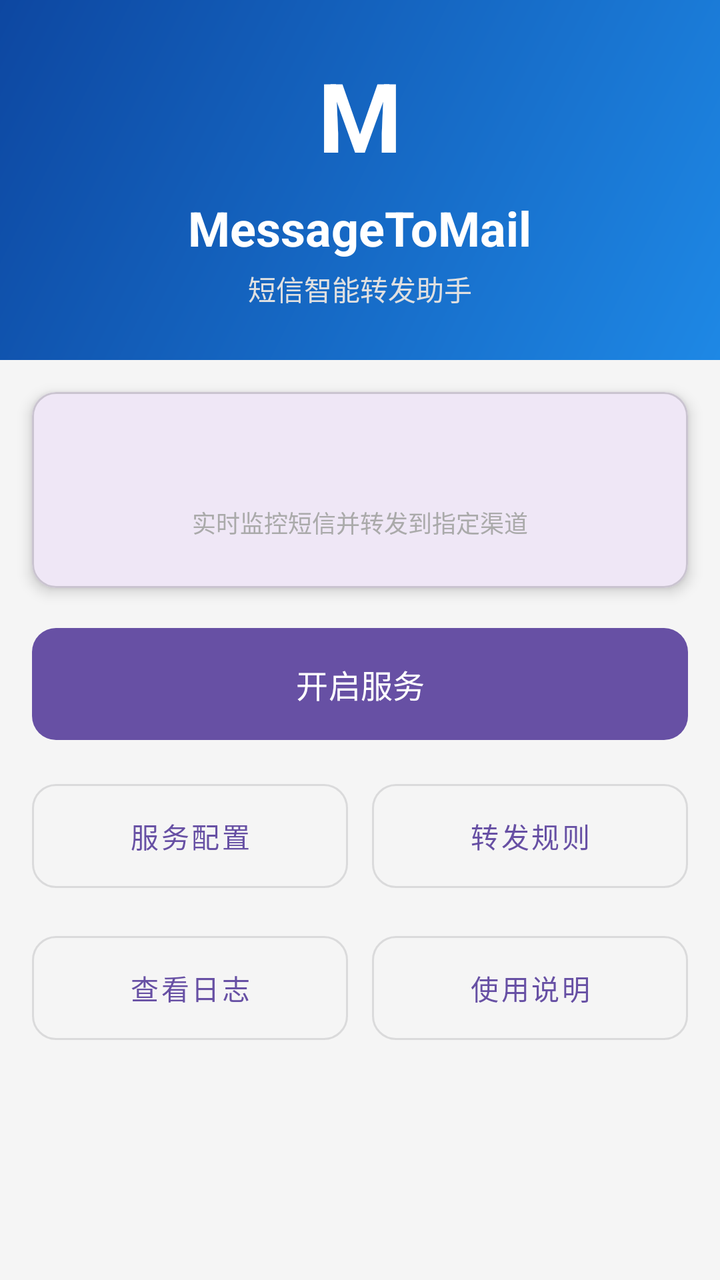
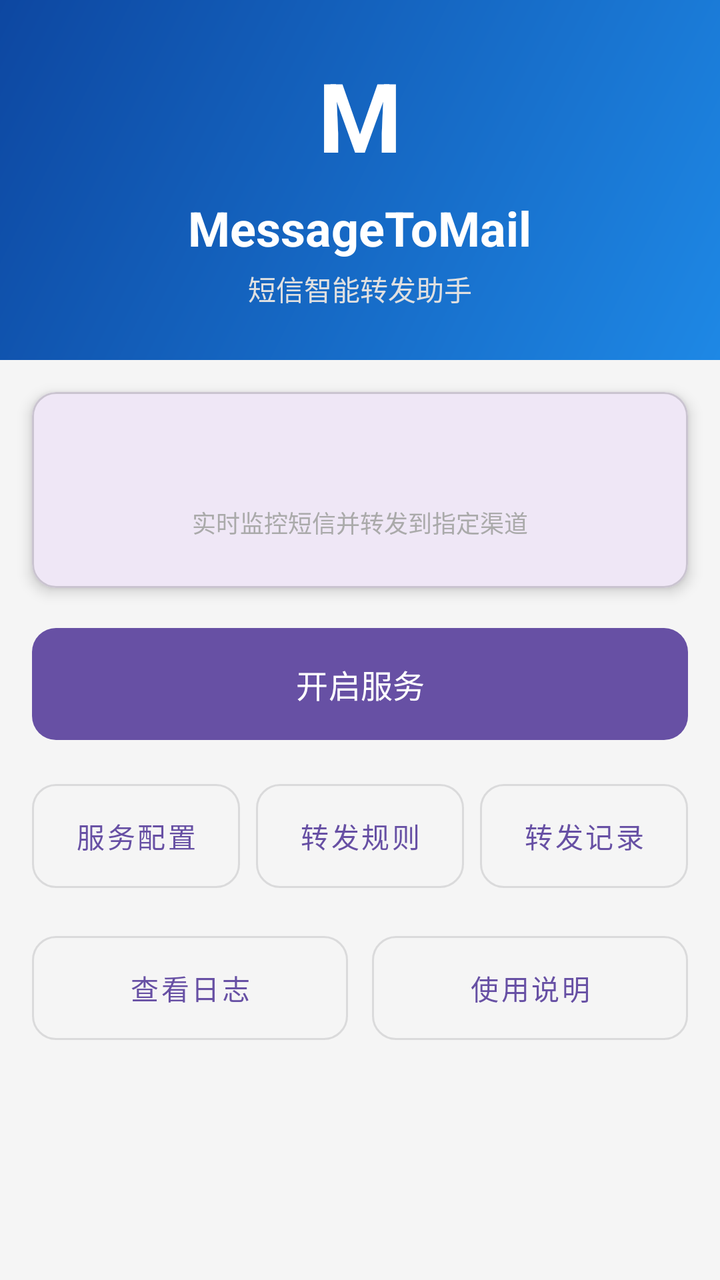

Before-and-after screenshots of an Android layout around one commit, followed by the original layout XML and the change that was made.
<!-- AndroidManifest.xml: application theme Theme.MessageToMail -->
<!-- res/layout/activity_main.xml -->
<?xml version="1.0" encoding="utf-8"?>
<layout xmlns:tools="http://schemas.android.com/tools"
    xmlns:android="http://schemas.android.com/apk/res/android"
    xmlns:app="http://schemas.android.com/apk/res-auto">
    <data>
        <variable
            name="logText"
            type="com.example.messagetomail.model.LogViewModel" />
    </data>

    <ScrollView
        android:layout_width="match_parent"
        android:layout_height="match_parent"
        android:fillViewport="true"
        android:background="#F5F5F5">

        <LinearLayout
            android:layout_width="match_parent"
            android:layout_height="wrap_content"
            android:orientation="vertical">

            <LinearLayout
                android:layout_width="match_parent"
                android:layout_height="180dp"
                android:background="@drawable/bg_header_gradient"
                android:gravity="center"
                android:orientation="vertical">

                <TextView
                    android:layout_width="wrap_content"
                    android:layout_height="wrap_content"
                    android:text="M"
                    android:textColor="@android:color/white"
                    android:textSize="48sp"
                    android:textStyle="bold" />

                <TextView
                    android:layout_width="wrap_content"
                    android:layout_height="wrap_content"
                    android:layout_marginTop="8dp"
                    android:text="MessageToMail"
                    android:textColor="@android:color/white"
                    android:textSize="24sp"
                    android:textStyle="bold" />

                <TextView
                    android:layout_width="wrap_content"
                    android:layout_height="wrap_content"
                    android:layout_marginTop="4dp"
                    android:text="@string/app_subtitle"
                    android:textColor="#E0E0E0"
                    android:textSize="14sp" />
            </LinearLayout>

            <com.google.android.material.card.MaterialCardView
                android:layout_width="match_parent"
                android:layout_height="wrap_content"
                android:layout_margin="16dp"
                app:cardCornerRadius="12dp"
                app:cardElevation="4dp">

                <LinearLayout
                    android:layout_width="match_parent"
                    android:layout_height="wrap_content"
                    android:gravity="center"
                    android:orientation="vertical"
                    android:padding="24dp">

                    <TextView
                        android:id="@+id/textView"
                        android:layout_width="wrap_content"
                        android:layout_height="wrap_content"
                        android:text="@{logText.content}"
                        android:textColor="@color/purple_500"
                        android:textSize="18sp"
                        android:textStyle="bold" />

                    <TextView
                        android:layout_width="wrap_content"
                        android:layout_height="wrap_content"
                        android:layout_marginTop="8dp"
                        android:text="@string/app_desc"
                        android:textColor="@android:color/darker_gray"
                        android:textSize="12sp" />
                </LinearLayout>
            </com.google.android.material.card.MaterialCardView>

            <LinearLayout
                android:layout_width="match_parent"
                android:layout_height="wrap_content"
                android:orientation="vertical"
                android:paddingHorizontal="16dp"
                android:paddingBottom="24dp">

                <com.google.android.material.button.MaterialButton
                    android:id="@+id/button"
                    android:layout_width="match_parent"
                    android:layout_height="64dp"
                    android:text="@string/start_button_text"
                    android:textSize="16sp"
                    app:cornerRadius="12dp" />

                <LinearLayout
                    android:layout_width="match_parent"
                    android:layout_height="wrap_content"
                    android:layout_marginTop="12dp"
                    android:orientation="horizontal">

                    <com.google.android.material.button.MaterialButton
                        android:id="@+id/btnSettings"
                        style="@style/Widget.MaterialComponents.Button.OutlinedButton"
                        android:layout_width="0dp"
                        android:layout_height="64dp"
                        android:layout_marginEnd="6dp"
                        android:layout_weight="1"
                        android:text="@string/settings"
                        android:textSize="14sp"
                        app:cornerRadius="12dp" />

                    <com.google.android.material.button.MaterialButton
                        android:id="@+id/btnFilterRule"
                        style="@style/Widget.MaterialComponents.Button.OutlinedButton"
                        android:layout_width="0dp"
                        android:layout_height="64dp"
                        android:layout_marginStart="6dp"
                        android:layout_weight="1"
                        android:text="@string/filter_rule"
                        android:textSize="14sp"
                        app:cornerRadius="12dp" />
                </LinearLayout>

                <LinearLayout
                    android:layout_width="match_parent"
                    android:layout_height="wrap_content"
                    android:layout_marginTop="12dp"
                    android:orientation="horizontal">

                    <com.google.android.material.button.MaterialButton
                        android:id="@+id/btnLogs"
                        style="@style/Widget.MaterialComponents.Button.OutlinedButton"
                        android:layout_width="0dp"
                        android:layout_height="64dp"
                        android:layout_marginEnd="6dp"
                        android:layout_weight="1"
                        android:text="@string/view_logs"
                        android:textSize="14sp"
                        app:cornerRadius="12dp" />

                    <com.google.android.material.button.MaterialButton
                        android:id="@+id/btnHelp"
                        style="@style/Widget.MaterialComponents.Button.OutlinedButton"
                        android:layout_width="0dp"
                        android:layout_height="64dp"
                        android:layout_marginStart="6dp"
                        android:layout_weight="1"
                        android:text="@string/help"
                        android:textSize="14sp"
                        app:cornerRadius="12dp" />
                </LinearLayout>
            </LinearLayout>

        </LinearLayout>
    </ScrollView>
</layout>
<!-- resources referenced by this layout -->
<resources>
  <color name="purple_500">#FF6200EE</color>
  <!-- drawable bg_header_gradient (drawable) -->
  <?xml version="1.0" encoding="utf-8"?>
  <shape xmlns:android="http://schemas.android.com/apk/res/android"
      android:shape="rectangle">
      <gradient
          android:startColor="#FF1E88E5"
          android:endColor="#FF0D47A1"
          android:angle="135" />
  </shape>
  <string name="app_desc">实时监控短信并转发到指定渠道</string>
  <string name="app_subtitle">短信智能转发助手</string>
  <string name="filter_rule">转发规则</string>
  <string name="help">使用说明</string>
  <string name="settings">服务配置</string>
  <string name="start_button_text">开启服务</string>
  <string name="view_logs">查看日志</string>
  <style name="Theme.MessageToMail" parent="Base.Theme.MessageToMail" />
  <style name="Base.Theme.MessageToMail" parent="Theme.Material3.DayNight.NoActionBar">
          
          
      </style>
</resources>

<!-- the commit's change to res/layout/activity_main.xml (unified diff, before → after) -->
@@ -111,7 +111,7 @@
                         style="@style/Widget.MaterialComponents.Button.OutlinedButton"
                         android:layout_width="0dp"
                         android:layout_height="64dp"
-                        android:layout_marginEnd="6dp"
+                        android:layout_marginEnd="4dp"
                         android:layout_weight="1"
                         android:text="@string/settings"
                         android:textSize="14sp"
@@ -122,9 +122,21 @@
                         style="@style/Widget.MaterialComponents.Button.OutlinedButton"
                         android:layout_width="0dp"
                         android:layout_height="64dp"
-                        android:layout_marginStart="6dp"
+                        android:layout_marginStart="4dp"
+                        android:layout_marginEnd="4dp"
                         android:layout_weight="1"
                         android:text="@string/filter_rule"
+                        android:textSize="14sp"
+                        app:cornerRadius="12dp" />
+
+                    <com.google.android.material.button.MaterialButton
+                        android:id="@+id/btnHistory"
+                        style="@style/Widget.MaterialComponents.Button.OutlinedButton"
+                        android:layout_width="0dp"
+                        android:layout_height="64dp"
+                        android:layout_marginStart="4dp"
+                        android:layout_weight="1"
+                        android:text="转发记录"
                         android:textSize="14sp"
                         app:cornerRadius="12dp" />
                 </LinearLayout>
